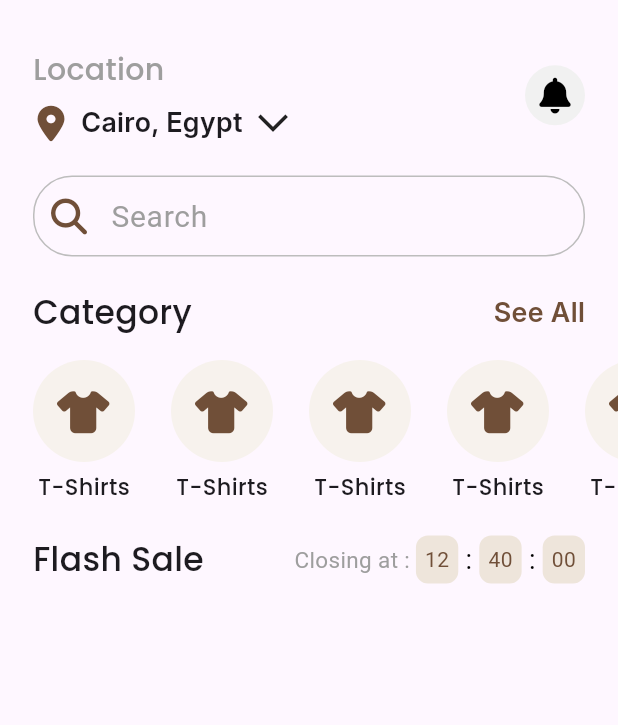
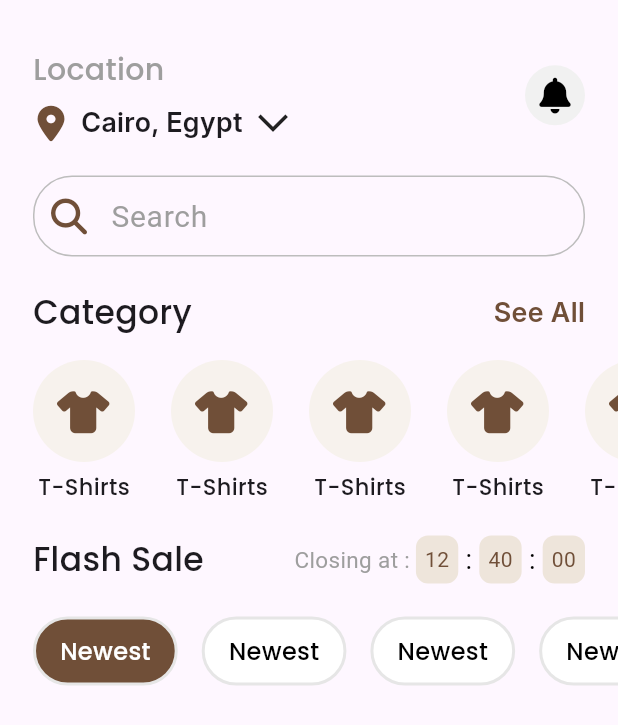
Before and after one commit to HazemAhmed677/shop-mate, a Flutter app: the HomeView screen opened by its route, on a phone screen of 412 x 824 dp. Shown: the top 725 px of the screen. Run offline on Flutter 3.47's test engine with Material 3 defaults, Android fonts, the phone set to English and light mode, and no system bars; our stand-ins replace expandable_page_view, flutter_svg, font_awesome_flutter, go_router.

Commit message:
Add Category Item and Category List View Widgets to Home Feature
Created `CategoryItem` widget to display individual category items with
animated active state. Implemented `CategoryListView` to manage and display
a horizontal list of category items, allowing user interaction to switch
active categories. Integrated `CategoryListView` into `HomeViewBody` to
enhance user experience by providing a dynamic category selection feature.

```diff
--- /dev/null
+++ b/lib/features/home/presentation/views/widgets/category_item.dart
@@ -0,0 +1,42 @@
+import 'package:flutter/material.dart';
+import 'package:shop_mate/core/utils/app_styles.dart';
+
+import '../../../../../core/utils/app_colors.dart';
+
+class CategoryItem extends StatelessWidget {
+  const CategoryItem({
+    super.key,
+    required this.isActive,
+  });
+  final bool isActive;
+  @override
+  Widget build(BuildContext context) {
+    return AnimatedContainer(
+      duration: const Duration(
+        milliseconds: 300,
+      ),
+      decoration: BoxDecoration(
+          borderRadius: BorderRadius.circular(
+            32,
+          ),
+          color: (isActive) ? AppColors.primaryColor : AppColors.white,
+          border: Border.all(
+            color: const Color(0xffE6E6E6),
+            width: 2,
+          )),
+      child: Padding(
+        padding: const EdgeInsets.symmetric(
+          horizontal: 16,
+          vertical: 10,
+        ),
+        child: Text(
+          'Newest',
+          style: AppStyles.regular24.copyWith(
+            fontSize: 16,
+            color: (isActive) ? AppColors.white : Colors.black,
+          ),
+        ),
+      ),
+    );
+  }
+}
--- /dev/null
+++ b/lib/features/home/presentation/views/widgets/category_list_view.dart
@@ -0,0 +1,44 @@
+import 'package:flutter/material.dart';
+import 'package:shop_mate/features/home/presentation/views/widgets/category_item.dart';
+
+class CategoryListView extends StatefulWidget {
+  const CategoryListView({
+    super.key,
+  });
+
+  @override
+  State<CategoryListView> createState() => _CategoryListViewState();
+}
+
+class _CategoryListViewState extends State<CategoryListView> {
+  int currentIndex = 0;
+  @override
+  Widget build(BuildContext context) {
+    return SizedBox(
+      height: 46,
+      child: ListView.builder(
+        clipBehavior: Clip.none,
+        physics: const BouncingScrollPhysics(),
+        scrollDirection: Axis.horizontal,
+        itemCount: 7,
+        itemBuilder: (context, index) {
+          return Padding(
+            padding: EdgeInsets.only(
+              right: (index != 7) ? 8.0 : 0,
+              left: (index != 0) ? 8 : 0,
+            ),
+            child: GestureDetector(
+              onTap: () {
+                currentIndex = index;
+                setState(() {});
+              },
+              child: CategoryItem(
+                isActive: (currentIndex == index),
+              ),
+            ),
+          );
+        },
+      ),
+    );
+  }
+}
--- a/lib/features/home/presentation/views/widgets/home_view_body.dart
+++ b/lib/features/home/presentation/views/widgets/home_view_body.dart
@@ -1,4 +1,5 @@
 import 'package:flutter/material.dart';
+import 'package:shop_mate/features/home/presentation/views/widgets/category_list_view.dart';
 import 'package:shop_mate/features/home/presentation/views/widgets/custom_category_types.dart';
 import 'package:shop_mate/features/home/presentation/views/widgets/flash_sale_row.dart';
 import 'package:shop_mate/features/home/presentation/views/widgets/home_view_header_section.dart';
@@ -37,6 +38,14 @@ class HomeViewBody extends StatelessWidget {
             SliverToBoxAdapter(
               child: FlashSaleRow(),
             ),
+            SliverToBoxAdapter(
+              child: SizedBox(
+                height: 22,
+              ),
+            ),
+            SliverToBoxAdapter(
+              child: CategoryListView(),
+            )
           ],
         ),
       ),
```
